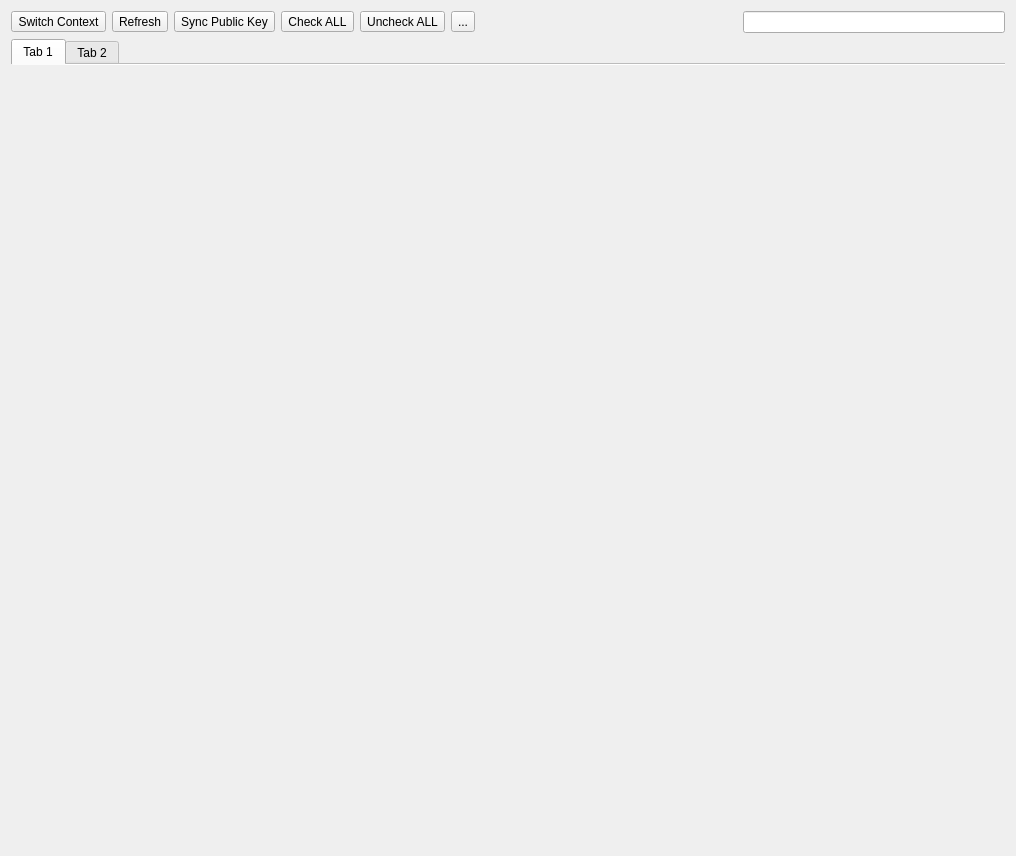
saturneric/GpgFrontend, file ui/KeyList.ui: the form before one commit.
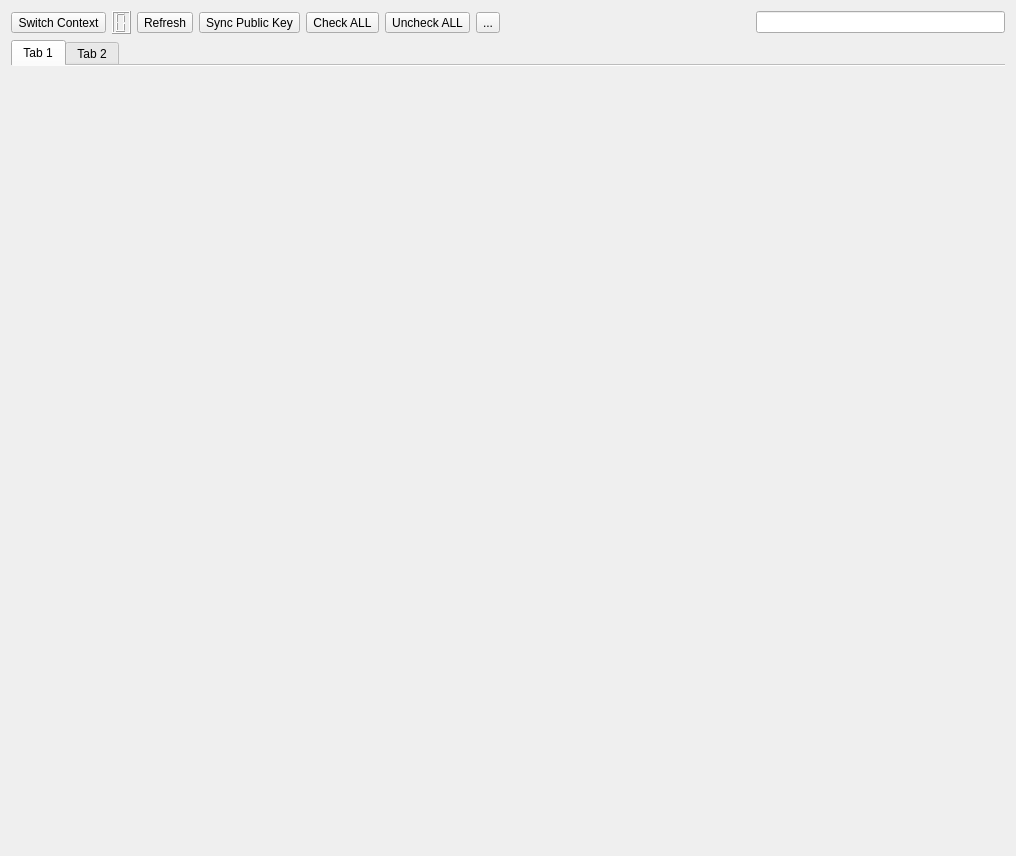
The form after the commit. Icons and pictures are not drawn.

Commit message: feat: set max key db number to 8

Patch:
```diff
--- a/ui/KeyList.ui
+++ b/ui/KeyList.ui
@@ -49,7 +49,23 @@
               <normaloff>:/icons/database.png</normaloff>:/icons/database.png</iconset>
             </property>
             <property name="popupMode">
-             <enum>QToolButton::InstantPopup</enum>
+             <enum>QToolButton::ToolButtonPopupMode::InstantPopup</enum>
+            </property>
+           </widget>
+          </item>
+          <item>
+           <widget class="QLCDNumber" name="channelLcdNumber">
+            <property name="smallDecimalPoint">
+             <bool>true</bool>
+            </property>
+            <property name="digitCount">
+             <number>1</number>
+            </property>
+            <property name="mode">
+             <enum>QLCDNumber::Mode::Dec</enum>
+            </property>
+            <property name="segmentStyle">
+             <enum>QLCDNumber::SegmentStyle::Filled</enum>
             </property>
            </widget>
           </item>
```
Left out of the diff: 6 changed lines with no effect on the pictures. The commit also changes 1 other file.
